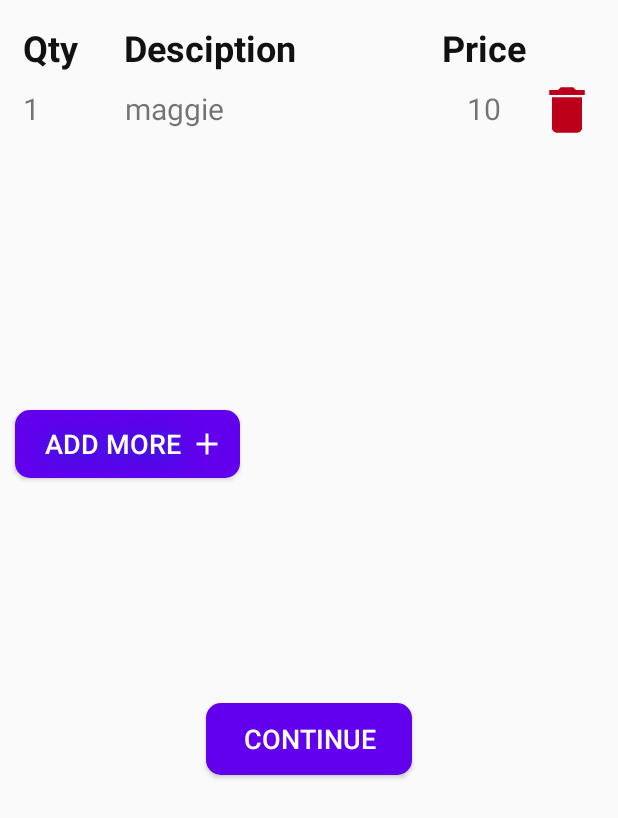
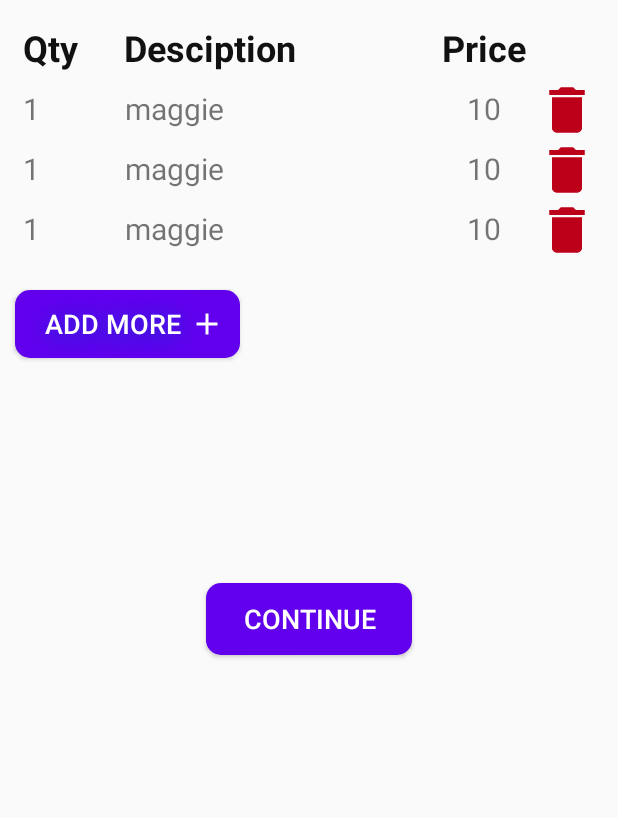
Before and after one commit to ravikant0055/IpayApp, an Android app: the layout activity_list.xml on its own in the app's theme, with its tools: preview values and no code run, on a phone screen of 412 x 824 dp. Shown: the top 818 px of the screen. Run offline under Robolectric (Android 15) with nearby library versions, the phone set to English and light mode, and no system bars.

Commit message:
Recycler view

```diff
--- a/app/build.gradle
+++ b/app/build.gradle
@@ -11,7 +11,7 @@ android {
     }
     defaultConfig {
         applicationId "com.example.ipay"
-        minSdkVersion 16
+        minSdkVersion 19
         targetSdkVersion 30
         versionCode 1
         versionName "1.0"
--- /dev/null
+++ b/app/src/main/java/com/example/ipay/ListModel.kt
@@ -0,0 +1,5 @@
+package com.example.ipay
+
+
+data class ListModel (val itemid:String, val description:String, val price:String, val deletebtn:Int){
+}
--- a/app/src/main/res/layout/activity_list.xml
+++ b/app/src/main/res/layout/activity_list.xml
@@ -52,11 +52,11 @@
     <androidx.recyclerview.widget.RecyclerView
         android:layout_width="match_parent"
         android:layout_height="wrap_content"
-        android:id="@+id/itemlistview"
+        android:id="@+id/recycler_view"
         tools:listitem="@layout/additem"
-        >
+        />
 
-    </androidx.recyclerview.widget.RecyclerView>
+
 
     <Button
         android:id="@+id/btnadd"
--- a/app/src/main/res/layout/additem.xml
+++ b/app/src/main/res/layout/additem.xml
@@ -3,13 +3,16 @@
     xmlns:android="http://schemas.android.com/apk/res/android"
     xmlns:app="http://schemas.android.com/apk/res-auto"
     android:layout_width="match_parent"
-    android:layout_height="match_parent">
-    <LinearLayout
-        android:layout_width="match_parent"
-        android:layout_height="wrap_content"
-        android:layout_marginLeft="10dp"
-        android:layout_marginRight="10dp"
-        android:orientation="horizontal">
+    android:layout_height="wrap_content"
+    android:orientation="horizontal"
+    android:layout_marginRight="10dp"
+    android:layout_marginLeft="10dp">
+<!--    <LinearLayout-->
+<!--        android:layout_width="match_parent"-->
+<!--        android:layout_height="wrap_content"-->
+<!--        android:layout_marginLeft="10dp"-->
+<!--        android:layout_marginRight="10dp"-->
+<!--        android:orientation="horizontal">-->
 
         <TextView
             android:id="@+id/itemid"
@@ -48,4 +51,4 @@
 
 
     </LinearLayout>
-</LinearLayout>
+<!--</LinearLayout>-->
```
Also changed, not shown: app/src/main/java/Adapters/ListAdapter.kt (deleted, +0 -58 lines), app/src/main/java/com/example/ipay/ListActivity.kt (+15 -13 lines), app/src/main/java/com/example/ipay/ListAdapter.kt (added, +39 -0 lines), app/src/main/java/com/example/ipay/Listmodel.kt (deleted, +0 -8 lines).
